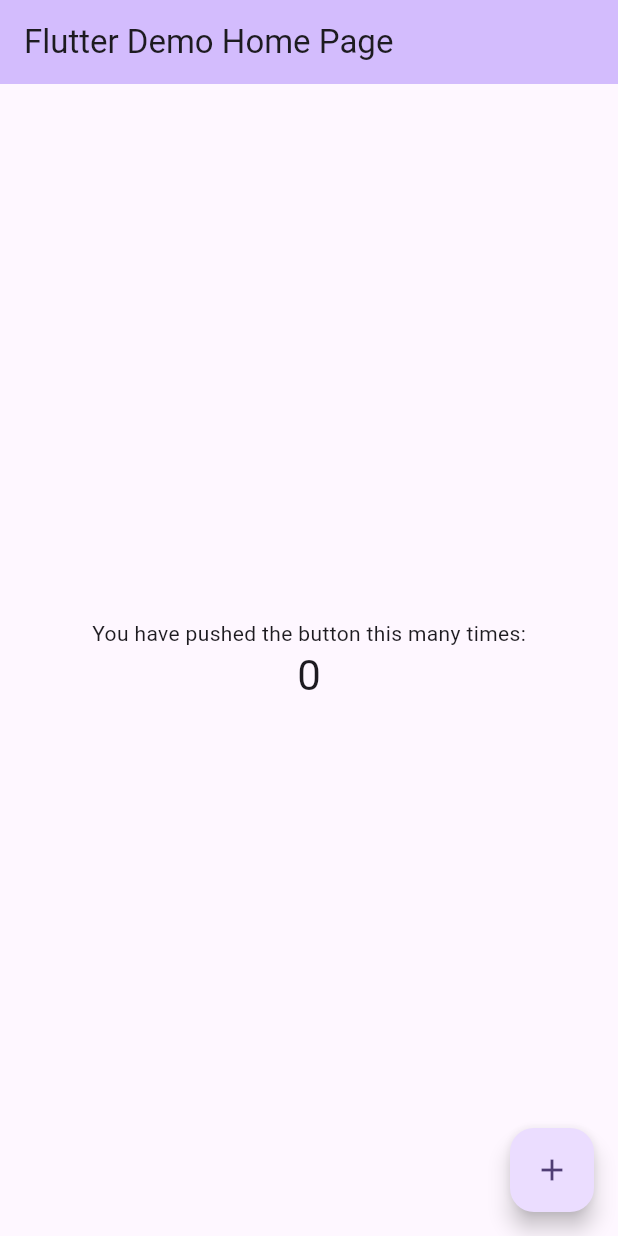
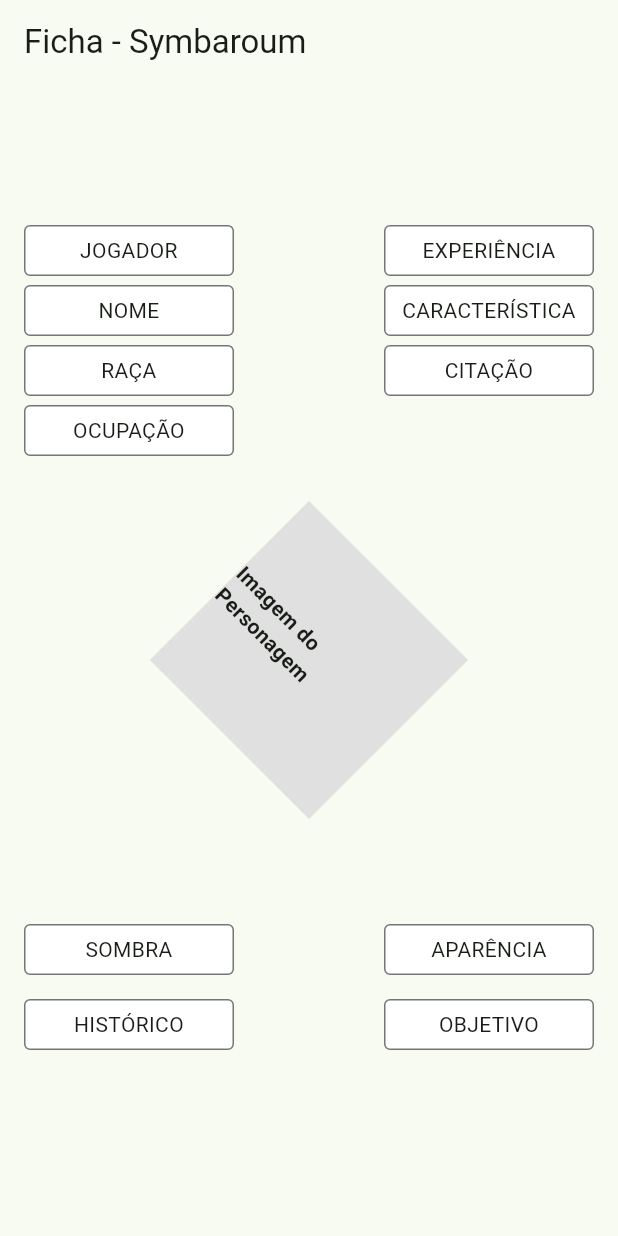
Before and after one commit to RaulMigSN/flutter_app_symba, a Flutter app: the screen it shows after launch, on a phone screen of 412 x 824 dp. Run offline on Flutter 3.47's test engine with Material 3 defaults, Android fonts, the phone set to English and light mode, and no system bars.

Commit message:
Added: Sheet Screen and Components
Adicionado uma tela de place holder apenas para exibir uma configuração de posição inicial da ficha do personagem, adicionando e separando os componentes que vão vir a ser utilizados quando conectados a API.

```diff
--- /dev/null
+++ b/lib/components/text_field_component.dart
@@ -0,0 +1,24 @@
+import 'package:flutter/material.dart';
+
+class TextFieldComponent extends StatelessWidget {
+  final String label;
+  const TextFieldComponent(this.label, {super.key});
+
+  @override
+  Widget build(BuildContext context) {
+    return Container(
+      width: 140,
+      padding: const EdgeInsets.symmetric(vertical: 6, horizontal: 10),
+      decoration: BoxDecoration(
+        color: Colors.white,
+        border: Border.all(color: Colors.black54),
+        borderRadius: BorderRadius.circular(4),
+      ),
+      child: Text(
+        label,
+        textAlign: TextAlign.center,
+        style: const TextStyle(fontSize: 14),
+      ),
+    );
+  }
+}
--- a/lib/main.dart
+++ b/lib/main.dart
@@ -1,4 +1,5 @@
 import 'package:flutter/material.dart';
+import 'screens/initial_page.dart';
 
 void main() {
   runApp(const MyApp());
@@ -11,7 +12,7 @@
   @override
   Widget build(BuildContext context) {
     return MaterialApp(
-      title: 'Flutter Demo',
+      title: 'Symbaroum Ficha de Jogador',
       theme: ThemeData(
         // This is the theme of your application.
         //
@@ -30,93 +31,24 @@
         // tested with just a hot reload.
         colorScheme: ColorScheme.fromSeed(seedColor: Colors.deepPurple),
       ),
-      home: const MyHomePage(title: 'Flutter Demo Home Page'),
+      home: const MyHomePage(),
     );
   }
 }
 
-class MyHomePage extends StatefulWidget {
-  const MyHomePage({super.key, required this.title});
-
-  // This widget is the home page of your application. It is stateful, meaning
-  // that it has a State object (defined below) that contains fields that affect
-  // how it looks.
-
-  // This class is the configuration for the state. It holds the values (in this
-  // case the title) provided by the parent (in this case the App widget) and
-  // used by the build method of the State. Fields in a Widget subclass are
-  // always marked "final".
-
-  final String title;
-
-  @override
-  State<MyHomePage> createState() => _MyHomePageState();
-}
-
-class _MyHomePageState extends State<MyHomePage> {
-  int _counter = 0;
-
-  void _incrementCounter() {
-    setState(() {
-      // This call to setState tells the Flutter framework that something has
-      // changed in this State, which causes it to rerun the build method below
-      // so that the display can reflect the updated values. If we changed
-      // _counter without calling setState(), then the build method would not be
-      // called again, and so nothing would appear to happen.
-      _counter++;
-    });
-  }
+class MyHomePage extends StatelessWidget {
+  const MyHomePage({super.key});
 
   @override
   Widget build(BuildContext context) {
-    // This method is rerun every time setState is called, for instance as done
-    // by the _incrementCounter method above.
-    //
-    // The Flutter framework has been optimized to make rerunning build methods
-    // fast, so that you can just rebuild anything that needs updating rather
-    // than having to individually change instances of widgets.
-    return Scaffold(
-      appBar: AppBar(
-        // TRY THIS: Try changing the color here to a specific color (to
-        // Colors.amber, perhaps?) and trigger a hot reload to see the AppBar
-        // change color while the other colors stay the same.
-        backgroundColor: Theme.of(context).colorScheme.inversePrimary,
-        // Here we take the value from the MyHomePage object that was created by
-        // the App.build method, and use it to set our appbar title.
-        title: Text(widget.title),
+    return MaterialApp(
+      title: 'Ficha Symbaroum',
+      debugShowCheckedModeBanner: false,
+      theme: ThemeData(
+        useMaterial3: true,
+        colorScheme: ColorScheme.fromSeed(seedColor: Colors.green),
       ),
-      body: Center(
-        // Center is a layout widget. It takes a single child and positions it
-        // in the middle of the parent.
-        child: Column(
-          // Column is also a layout widget. It takes a list of children and
-          // arranges them vertically. By default, it sizes itself to fit its
-          // children horizontally, and tries to be as tall as its parent.
-          //
-          // Column has various properties to control how it sizes itself and
-          // how it positions its children. Here we use mainAxisAlignment to
-          // center the children vertically; the main axis here is the vertical
-          // axis because Columns are vertical (the cross axis would be
-          // horizontal).
-          //
-          // TRY THIS: Invoke "debug painting" (choose the "Toggle Debug Paint"
-          // action in the IDE, or press "p" in the console), to see the
-          // wireframe for each widget.
-          mainAxisAlignment: MainAxisAlignment.center,
-          children: <Widget>[
-            const Text('You have pushed the button this many times:'),
-            Text(
-              '$_counter',
-              style: Theme.of(context).textTheme.headlineMedium,
-            ),
-          ],
-        ),
-      ),
-      floatingActionButton: FloatingActionButton(
-        onPressed: _incrementCounter,
-        tooltip: 'Increment',
-        child: const Icon(Icons.add),
-      ), // This trailing comma makes auto-formatting nicer for build methods.
+      home: const InitialPage(),
     );
   }
 }
--- /dev/null
+++ b/lib/screens/character_sheet.dart
@@ -0,0 +1,54 @@
+import 'package:flutter/material.dart';
+import 'dart:math' as math;
+
+import 'package:flutter_app_symba/components/text_field_component.dart';
+
+class CharacterSheetScreen extends StatelessWidget {
+  const CharacterSheetScreen({super.key});
+
+  @override
+  Widget build(BuildContext context) { // ESQUELETO APENAS PARA DISPOSIÇÃO DAS INFORMAÇÕES
+    return Scaffold(
+      appBar: AppBar(title: const Text('Ficha - Symbaroum'),),
+      body: Center(
+        child: SizedBox(
+          width: 400,
+          height: 600,
+          child: Stack(
+            alignment: Alignment.center,
+            children: [
+              // Losangulo da Imagem do Personagem
+              Transform.rotate(
+                angle: math.pi / 4,
+                child: Container(
+                  width: 150,
+                  height: 150,
+                  color: Colors.grey[300],
+                  child: const Center(
+                    child: Text(
+                      "Imagem do Personagem",
+                      style: TextStyle(fontWeight: FontWeight.bold),
+                    ),
+                  ),
+                ),
+              ),
+
+              const Positioned(top: 10, left: 10, child: TextFieldComponent("JOGADOR")),
+              const Positioned(top: 50, left: 10, child: TextFieldComponent("NOME")),
+              const Positioned(top: 90, left: 10, child: TextFieldComponent("RAÇA")),
+              const Positioned(top: 130, left: 10, child: TextFieldComponent("OCUPAÇÃO")),
+              const Positioned(top: 10, right: 10, child: TextFieldComponent("EXPERIÊNCIA")),
+              const Positioned(top: 50, right: 10, child: TextFieldComponent("CARACTERÍSTICA")),
+              const Positioned(top: 90, right: 10, child: TextFieldComponent("CITAÇÃO")),
+              const Positioned(bottom: 90, left: 10, child: TextFieldComponent("SOMBRA")),
+              const Positioned(bottom: 40, left: 10, child: TextFieldComponent("HISTÓRICO")),
+              const Positioned(bottom: 90, right: 10, child: TextFieldComponent("APARÊNCIA")),
+              const Positioned(bottom: 40, right: 10, child: TextFieldComponent("OBJETIVO")),
+            ],
+          )
+        ),
+      ),
+    );
+  }
+
+}
--- /dev/null
+++ b/lib/screens/initial_page.dart
@@ -0,0 +1,18 @@
+import 'package:flutter/material.dart';
+import 'character_sheet.dart';
+import 'character_attributes.dart';
+
+class InitialPage extends StatelessWidget {
+  const InitialPage({super.key});
+
+  @override
+  Widget build(BuildContext context) {
+    return PageView(
+      scrollDirection: Axis.horizontal,
+      children: const [
+        CharacterSheetScreen(),
+        CharacterAttributes()
+      ],
+    );
+  }
+}
```
Also changed, not shown: lib/components/attribute_card.dart (added, +36 -0 lines), lib/components/minor_attribute_field.dart (added, +30 -0 lines), lib/screens/character_attributes.dart (added, +75 -0 lines), lib/screens/character_skills.dart (added), 1 other file.
